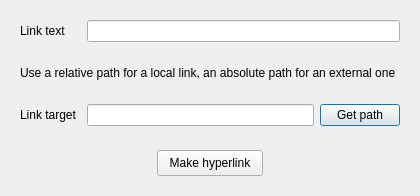
Qt form hyperlinkdialog.ui (VitalyGladyshev/GB-text-editor) before a commit.
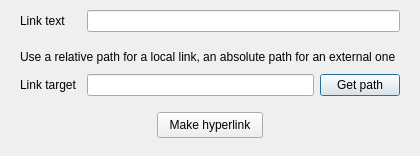
The same form after that commit.

Commit message:
us7_t-001 гиперссылки, изображения, настройки
us7_t-001 гиперссылки, изображения, настройки

```diff
--- a/hyperlinkdialog.ui
+++ b/hyperlinkdialog.ui
@@ -7,7 +7,7 @@
     <x>0</x>
     <y>0</y>
     <width>420</width>
-    <height>178</height>
+    <height>156</height>
    </rect>
   </property>
   <property name="sizePolicy">
@@ -25,16 +25,28 @@
   <property name="maximumSize">
    <size>
     <width>16777215</width>
-    <height>178</height>
+    <height>156</height>
    </size>
   </property>
   <property name="windowTitle">
    <string>Dialog</string>
   </property>
   <layout class="QVBoxLayout" name="verticalLayout">
+   <property name="topMargin">
+    <number>5</number>
+   </property>
+   <property name="bottomMargin">
+    <number>9</number>
+   </property>
    <item>
     <widget class="QWidget" name="widget" native="true">
      <layout class="QHBoxLayout" name="horizontalLayout">
+      <property name="topMargin">
+       <number>5</number>
+      </property>
+      <property name="bottomMargin">
+       <number>5</number>
+      </property>
       <item>
        <widget class="QLabel" name="labelLinkText">
         <property name="sizePolicy">
@@ -63,6 +75,12 @@
    <item>
     <widget class="QWidget" name="widget_4" native="true">
      <layout class="QHBoxLayout" name="horizontalLayout_4">
+      <property name="topMargin">
+       <number>5</number>
+      </property>
+      <property name="bottomMargin">
+       <number>1</number>
+      </property>
       <item>
        <widget class="QLabel" name="label">
         <property name="text">
@@ -76,6 +94,12 @@
    <item>
     <widget class="QWidget" name="widget_2" native="true">
      <layout class="QHBoxLayout" name="horizontalLayout_2">
+      <property name="topMargin">
+       <number>1</number>
+      </property>
+      <property name="bottomMargin">
+       <number>5</number>
+      </property>
       <item>
        <widget class="QLabel" name="labelLinkTarget">
         <property name="sizePolicy">
@@ -111,6 +135,12 @@
    <item>
     <widget class="QWidget" name="widget_3" native="true">
      <layout class="QHBoxLayout" name="horizontalLayout_3">
+      <property name="topMargin">
+       <number>5</number>
+      </property>
+      <property name="bottomMargin">
+       <number>9</number>
+      </property>
       <item>
        <spacer name="horizontalSpacer">
         <property name="orientation">
```
